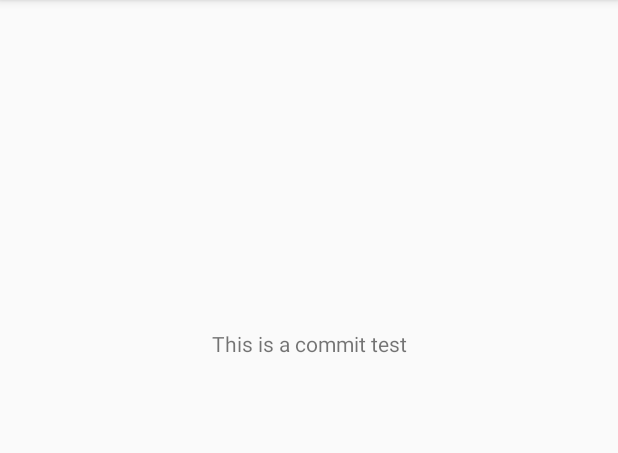
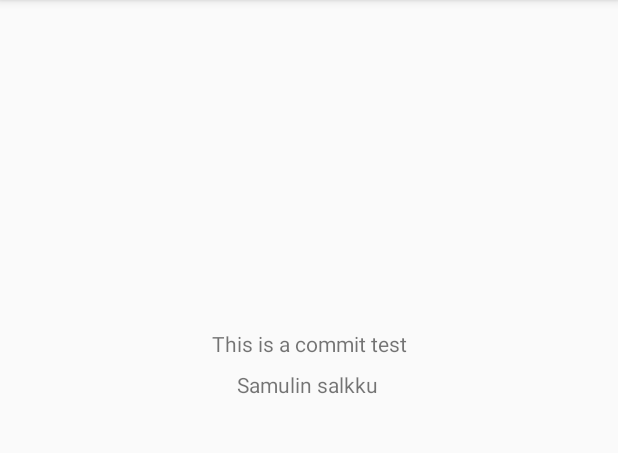
Before and after one commit to christoffertoppe/AndroidProject, an Android app: the screen it shows after launch (MainActivity), on a phone screen of 412 x 824 dp, the part 84-537 px from its top. Run offline under Robolectric (Android 15) with nearby library versions, the phone set to English and light mode, and no system bars.

Commit message:
Samulin salkku branch test

```diff
--- a/app/src/main/res/layout/activity_main.xml
+++ b/app/src/main/res/layout/activity_main.xml
@@ -8,6 +8,7 @@
     tools:context=".MainActivity">
 
     <TextView
+        android:id="@+id/textView2"
         android:layout_width="wrap_content"
         android:layout_height="wrap_content"
         android:text="This is a commit test"
@@ -17,4 +18,16 @@
         app:layout_constraintTop_toTopOf="parent"
         app:layout_constraintVertical_bias="0.293" />
 
+    <TextView
+        android:id="@+id/textView"
+        android:layout_width="wrap_content"
+        android:layout_height="wrap_content"
+        android:layout_marginStart="175dp"
+        android:layout_marginTop="8dp"
+        android:layout_marginEnd="177dp"
+        android:text="Samulin salkku"
+        app:layout_constraintEnd_toEndOf="parent"
+        app:layout_constraintStart_toStartOf="parent"
+        app:layout_constraintTop_toBottomOf="@+id/textView2" />
+
 </android.support.constraint.ConstraintLayout>
```
